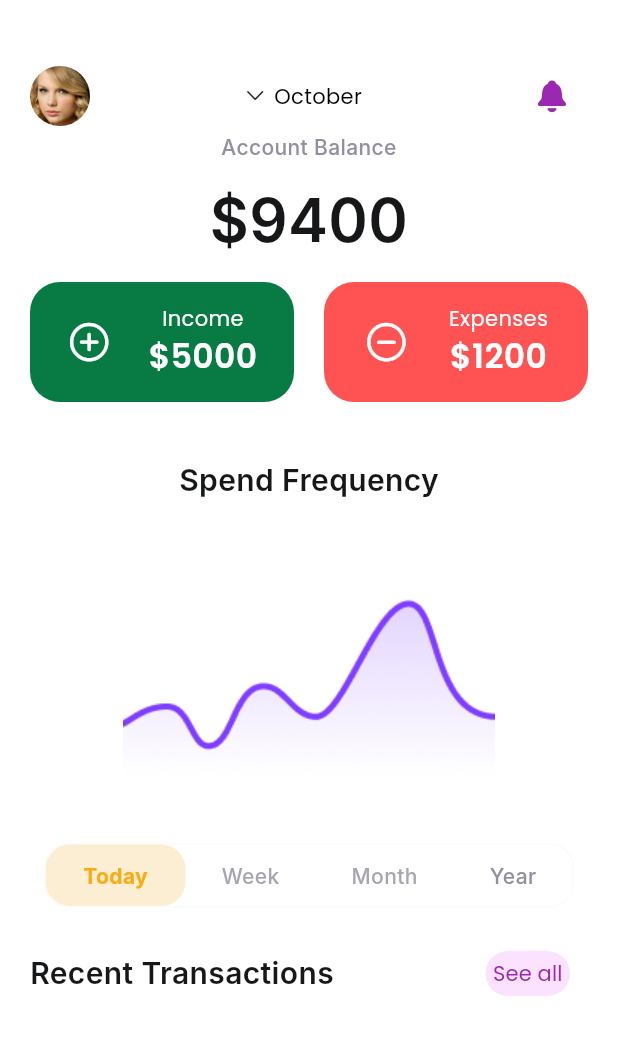
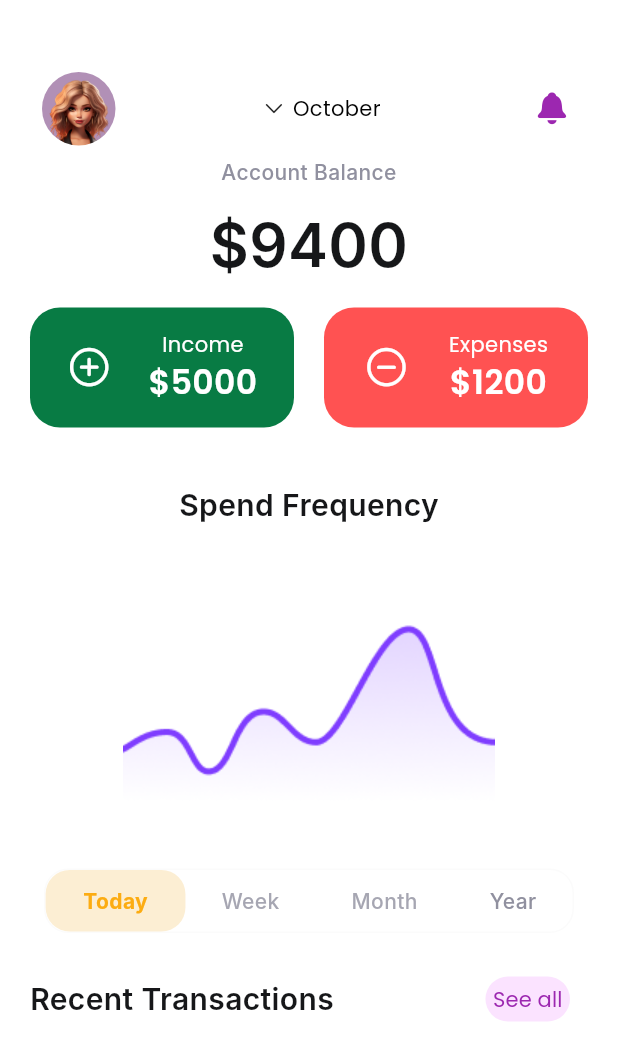
Before and after one commit to nguyenvan1804/Expense-Management-App, a Flutter app: the HomeBody screen opened directly, on a phone screen of 412 x 824 dp. Shown: the top 1061 px of the screen. Run offline on Flutter 3.47's test engine with Material 3 defaults, Android fonts, the phone set to English and light mode, and no system bars; our stand-ins replace cached_network_image, cloud_firestore, connectivity_plus, firebase_auth, firebase_core, firebase_storage and 13 more; missing offline and left inert: dart:ffi; accounts and stored records are empty; Roboto replaces fonts that are missing (Inter); project files that could hold a hidden picture were left out.

Commit message:
add image

```diff
--- a/lib/features/authentication/controllers_login/controller_login.dart
+++ b/lib/features/authentication/controllers_login/controller_login.dart
@@ -53,7 +53,7 @@ class LoginController extends GetxController {
         localStorage.write('REMEMBER_ME_PASSWORD', password.text.trim());
       }
 
-      // Login user using EMail & Password Authentication
+      // Login user using Email & Password Authentication
       final userCredentials = await AuthenticationRepository.instance.loginWithEmailAndPassword(email.text.trim(), password.text.trim());
 
       // Remove Loader
--- a/lib/features/authentication/controllers_signup/signup_controller.dart
+++ b/lib/features/authentication/controllers_signup/signup_controller.dart
@@ -69,7 +69,7 @@ class SignupController extends GetxController {
           username: username.text.trim(),
           email: email.text.trim(),
           phoneNumber: phoneNumber.text.trim(),
-          profilePicture: '');
+          profilePicture: '',);
       final userRepository = Get.put(UserRepository());
       await userRepository.saveUserRecord(newUser);
 
--- a/lib/features/authentication/screens/logins/widgets/login_form.dart
+++ b/lib/features/authentication/screens/logins/widgets/login_form.dart
@@ -49,8 +49,7 @@ class TLoginForm extends StatelessWidget {
                     labelText: TTexts.password,
                     prefixIcon: const Icon(Iconsax.password_check),
                     suffixIcon: IconButton(
-                      onPressed: () => controller.hidePassword.value =
-                          !controller.hidePassword.value,
+                      onPressed: () => controller.hidePassword.value = !controller.hidePassword.value,
                       icon: Icon(controller.hidePassword.value
                           ? Iconsax.eye_slash
                           : Iconsax.eye),
--- a/lib/features/personalization/models/user_model.dart
+++ b/lib/features/personalization/models/user_model.dart
@@ -40,8 +40,8 @@ class UserModel {
     String lastName = nameParts.length > 1 ? nameParts[1].toLowerCase() : " ";
 
     String camelCaseUsername = "$firstName$lastName"; // Combine first and Last name
-    String usernameWithPrefix = "cwt_$camelCaseUsername"; // Add "cwt_" prefix
-    return usernameWithPrefix;
+    // String usernameWithPrefix = camelCaseUsername; // Add "cwt_" prefix
+    return camelCaseUsername;
   }
 
   /// Static function to create an empty user model.
--- a/lib/features/personalization/screens/profile/profile.dart
+++ b/lib/features/personalization/screens/profile/profile.dart
@@ -56,7 +56,7 @@ class ProfileScreen extends StatelessWidget {
                 const SizedBox(height: TSizes.spaceBtwItems),
 
                 TProfileMenu(title: 'Name', value: controller.user.value.fullName, onPressed: () => Get.to(() => const ChangeName())),
-                TProfileMenu(title: 'Username', value: controller.user.value.username, onPressed: (){}),
+                TProfileMenu(title: 'Username', value: controller.user.value.username, onPressed: () {  },),
 
                 const SizedBox(height: TSizes.spaceBtwItems),
                 const Divider(),
@@ -66,7 +66,7 @@ class ProfileScreen extends StatelessWidget {
                 const TSectionHeading(title: "Personal Information", showActionButton: false),
                 const SizedBox(height: TSizes.spaceBtwItems),
 
-                TProfileMenu(title: "User ID", value: controller.user.value.id,icon: Iconsax.copy, onPressed: () {}),
+                TProfileMenu(title: "User ID", value: controller.user.value.id, onPressed: () {}),
                 TProfileMenu(title: "E-mail", value: controller.user.value.email, onPressed: () {}),
                 TProfileMenu(title: 'Phone Number', value: controller.user.value.phoneNumber, onPressed: () {}),
                 TProfileMenu(title: "Sender", value: 'Male', onPressed: () {}),
--- a/lib/screens_home/home_expense_body.dart
+++ b/lib/screens_home/home_expense_body.dart
@@ -11,7 +11,11 @@ import 'package:flutter/material.dart';
 import 'package:flutter/widgets.dart';
 import 'package:get/get_utils/get_utils.dart';
 
+import '../common/widgets/images/t_circular_images.dart';
 import '../features/detail_transaction/detail_transaction.dart';
+import '../features/personalization/user_controller.dart';
+import '../utils/constants/image_strings.dart';
+import '../utils/shimmer/shimmer.dart';
 import 'TransacsionScreen.dart';
 
 class HomeBody extends StatelessWidget {
@@ -20,6 +24,7 @@ class HomeBody extends StatelessWidget {
   @override
   Widget build(BuildContext context) {
     final incomeController = Get.put(IncomeController());
+    final controller = Get.put(UserController());
 
     return Scaffold(
       // appBar: AppBar(),
@@ -33,10 +38,13 @@ class HomeBody extends StatelessWidget {
                 mainAxisAlignment: MainAxisAlignment.spaceBetween,
                 children: [
                   //circle avatar
-                  const CircleAvatar(
-                    radius: 20,
-                    backgroundImage: AssetImage('assets/images/avatar.jpg'),
-                  ),
+                  Obx(() {
+                    final networkImage = controller.user.value.profilePicture;
+                    final image = networkImage.isNotEmpty ? networkImage : TImages.user;
+                    return controller.imageUploading.value
+                        ? const TShimmerEffect(width: 80, height: 80, radius: 80)
+                        : TCircularImage(image: image, width: 65, height: 65, isNetworkImage: networkImage.isNotEmpty);
+                  }),
 
                   const Row(
                     children: [
--- a/lib/screens_home/home_screen.dart
+++ b/lib/screens_home/home_screen.dart
@@ -1,7 +1,6 @@
 import 'package:flutter/cupertino.dart';
 import 'package:flutter/material.dart';
 import 'package:login_signup_project/features/personalization/screens/settings/settings.dart';
-import '../features/personalization/screens/profile/profile.dart';
 import 'Add_income.dart';
 import 'StatisticScreen.dart';
 import 'TransacsionScreen.dart';
```
Also changed, not shown: lib/common/widgets/list_tiles/user_profile_tile.dart (+11 -1 lines), lib/features/personalization/user_controller.dart (+25 -0 lines), lib/screens_home/Add_income.dart (+23 -17 lines), lib/utils/validators/validations.dart (+7 -4 lines), lib/data/repositories/authentication_repository.dart (indentation only).
